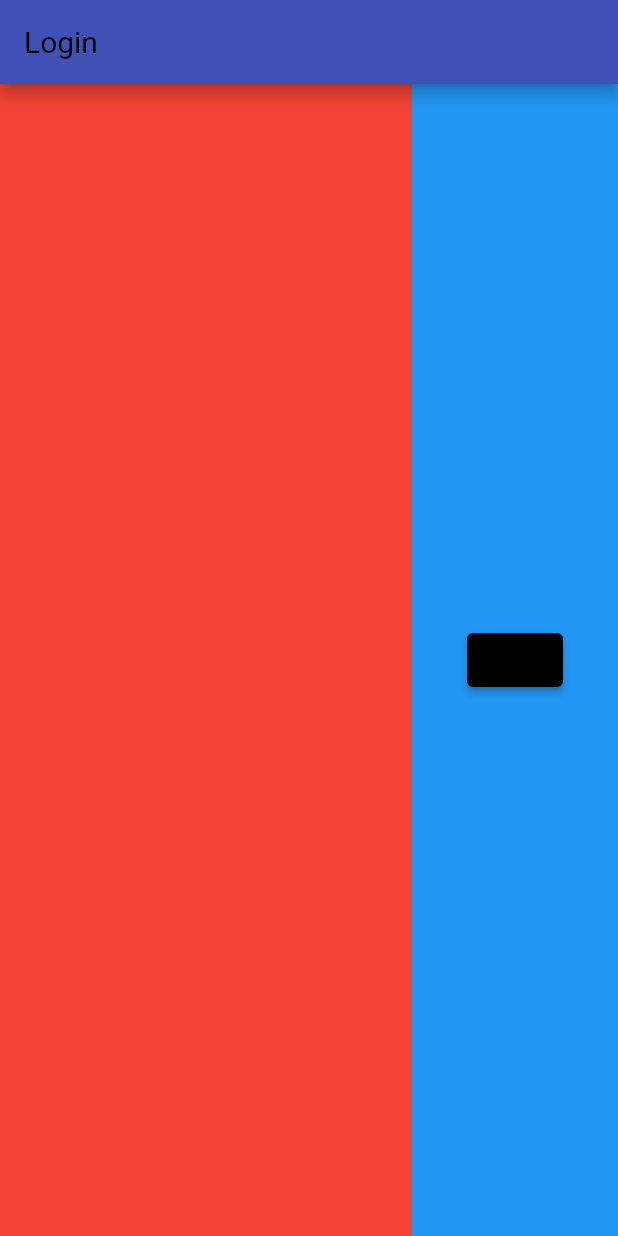
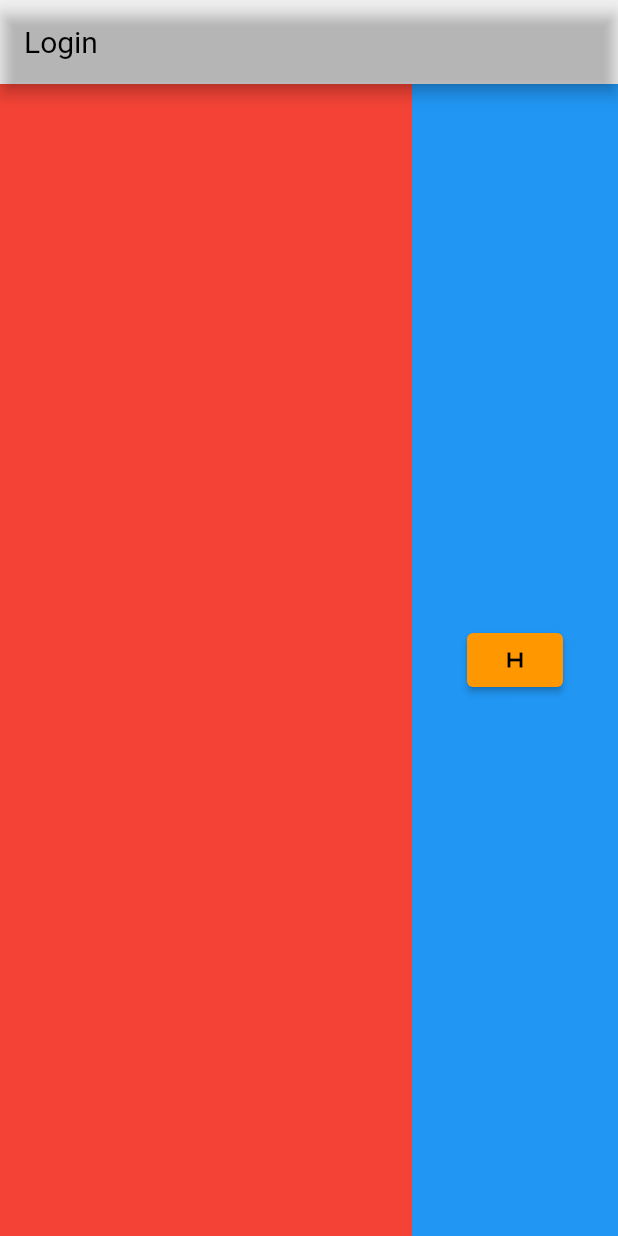
Before and after one commit to devguusta/bloc_clean, a Flutter app: the screen it shows after launch, on a phone screen of 412 x 824 dp. Run offline on Flutter 3.47's test engine with Material 2 defaults, Android fonts, the phone set to English and light mode, and no system bars; our stand-ins replace dartz, dio, flutter_bloc, flutter_modular.

Commit message:
ajusta validator input

```diff
--- a/lib/app/app_module.dart
+++ b/lib/app/app_module.dart
@@ -1,4 +1,5 @@
 import 'package:estudo_bloc/app/app_controller.dart';
+import 'package:estudo_bloc/app/core/validate/validator_controller.dart';
 import 'package:flutter_modular/flutter_modular.dart';
 
 import 'login/presenter/login_module.dart';
@@ -8,6 +9,9 @@ class AppModule extends Module {
   final List<Bind> binds = [
     Bind.singleton(
       (i) => AppController(),
+    ),
+    Bind.lazySingleton(
+      (i) => ValidatorController(),
     ),
   ];
 
--- a/lib/app/core/theme/theme.dart
+++ b/lib/app/core/theme/theme.dart
@@ -3,7 +3,7 @@ import 'package:flutter/services.dart';
 
 class AppBarThemeCore {
   static final AppBarTheme lighAppBarTime = AppBarTheme(
-    color: Colors.indigo,
+    color: Colors.transparent,
     iconTheme: const IconThemeData(color: Colors.black),
     toolbarTextStyle: const TextTheme(
       headline6: TextStyle(
@@ -35,7 +35,7 @@ class ElevationButtonTheme {
   static final ElevatedButtonThemeData lightElevationButton =
       ElevatedButtonThemeData(
     style: ElevatedButton.styleFrom(
-      primary: Colors.black,
+      primary: Colors.orange,
       textStyle: const TextStyle(
         color: Colors.white,
         fontSize: 20,
--- /dev/null
+++ b/lib/app/core/validate/validate_event.dart
@@ -0,0 +1,11 @@
+abstract class ValidatorEvent {}
+
+class LoginToValidatorEmail extends ValidatorEvent {
+  final String email;
+  final String password;
+
+  LoginToValidatorEmail({
+    required this.email,
+    required this.password,
+  });
+}
--- /dev/null
+++ b/lib/app/core/validate/validator_state.dart
@@ -0,0 +1,10 @@
+abstract class ValidatorState {}
+
+class ValidatorLoginStateSuccess extends ValidatorState {}
+
+class ValidatorLoginStateFailure extends ValidatorState {
+  final String error;
+  ValidatorLoginStateFailure({required this.error});
+}
+
+class ValidatorStateEmpty extends ValidatorState {}
--- a/lib/app/login/presenter/login_event.dart
+++ b/lib/app/login/presenter/login_event.dart
@@ -1,13 +1,3 @@
 abstract class LoginEvent {}
 
 class LoginFetchListUser extends LoginEvent {}
-
-class LoginToValidateEmail extends LoginEvent {
-  final String email;
-  final String password;
-
-  LoginToValidateEmail({
-    required this.email,
-    required this.password,
-  });
-}
--- a/lib/app/login/presenter/login_page.dart
+++ b/lib/app/login/presenter/login_page.dart
@@ -1,10 +1,13 @@
 import 'package:estudo_bloc/app/app_controller.dart';
+import 'package:estudo_bloc/app/core/validate/validate_event.dart';
+import 'package:estudo_bloc/app/core/validate/validator_state.dart';
 import 'package:estudo_bloc/app/login/presenter/login_controller.dart';
 import 'package:estudo_bloc/app/login/presenter/login_event.dart';
 import 'package:flutter/material.dart';
 import 'package:flutter_bloc/flutter_bloc.dart';
 import 'package:flutter_modular/flutter_modular.dart';
 
+import '../../core/validate/validator_controller.dart';
 import 'login_state.dart';
 
 class LoginPage extends StatefulWidget {
@@ -15,29 +18,41 @@ class LoginPage extends StatefulWidget {
 }
 
 final controller = Modular.get<LoginController>();
+final validateController = Modular.get<ValidatorController>();
 
-class _LoginPageState extends State<LoginPage> {
+class _LoginPageState extends State<LoginPage>
+    with SingleTickerProviderStateMixin {
+  late AnimationController _animationController;
+
+  @override
+  void initState() {
+    _animationController = AnimationController(
+        vsync: this, duration: const Duration(milliseconds: 500));
+    super.initState();
+  }
+
   @override
   Widget build(BuildContext context) {
     return Scaffold(
       appBar: AppBar(
         title: Text(controller.title),
       ),
-      body: BlocBuilder(
-        bloc: controller,
-        builder: ((context, state) {
-          return LayoutBuilder(
+      body: LayoutBuilder(
         builder: ((context, constraints) {
           if (constraints.maxWidth > 1000) {
             return Row(
               children: [
-                    Flexible(
+                BlocBuilder(
+                    bloc: validateController,
+                    builder: (context, state) {
+                      return Flexible(
                         flex: 1,
                         child: Container(
                           color: Colors.red,
                           height: constraints.maxHeight,
                           child: Padding(
-                          padding: const EdgeInsets.symmetric(horizontal: 8.0),
+                            padding:
+                                const EdgeInsets.symmetric(horizontal: 8.0),
                             child: Column(
                               mainAxisAlignment: MainAxisAlignment.center,
                               children: [
@@ -48,7 +63,8 @@ class _LoginPageState extends State<LoginPage> {
                                       labelText: 'Email',
                                     ),
                                     onChanged: (value) {
-                                    controller.add(LoginToValidateEmail(
+                                      validateController.add(
+                                          LoginToValidatorEmail(
                                               email: value, password: value));
                                     },
                                   ),
@@ -67,25 +83,28 @@ class _LoginPageState extends State<LoginPage> {
                                 const SizedBox(
                                   height: 16,
                                 ),
-                              ElevatedButton(
-                                onPressed: state is LoginStateValidForms
-                                    ? () async {
+                                AnimatedContainer(
+                                  duration: const Duration(milliseconds: 500),
+                                  curve: Curves.easeIn,
+                                  width: state is ValidatorLoginStateFailure
+                                      ? 300
+                                      : 150,
+                                  child: ElevatedButton(
+                                      onPressed: () async {
                                         controller.add(LoginFetchListUser());
-                                      }
-                                    : null,
-                                child: Icon(
-                                  state is LoginStateValidForms
-                                      ? Icons.search
-                                      : Icons.error,
-                                  color: Colors.white,
-                                ),
+                                      },
+                                      child: const Text("olá")),
                                 )
                               ],
                             ),
                           ),
                         ),
-                    ),
-                    Flexible(
+                      );
+                    }),
+                BlocBuilder(
+                    bloc: controller,
+                    builder: (context, state) {
+                      return Flexible(
                         flex: 2,
                         child: Container(
                           width: constraints.maxWidth,
@@ -125,7 +144,8 @@ class _LoginPageState extends State<LoginPage> {
                             ],
                           ),
                         ),
-                    )
+                      );
+                    })
               ],
             );
           } else {
@@ -158,8 +178,6 @@ class _LoginPageState extends State<LoginPage> {
             );
           }
         }),
-          );
-        }),
       ),
     );
   }
```
Also changed, not shown: lib/app/core/validate/validator_controller.dart (added, +20 -0 lines), lib/app/login/presenter/login_controller.dart (+1 -7 lines). Lines whose indentation alone changed are shown as unchanged.
